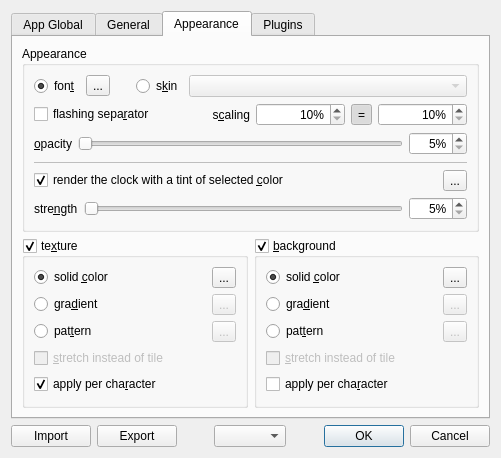
The window that app/gui/settings_dialog.ui (Kolcha/DigitalClock5) describes before a commit, drawn with Qt 5.
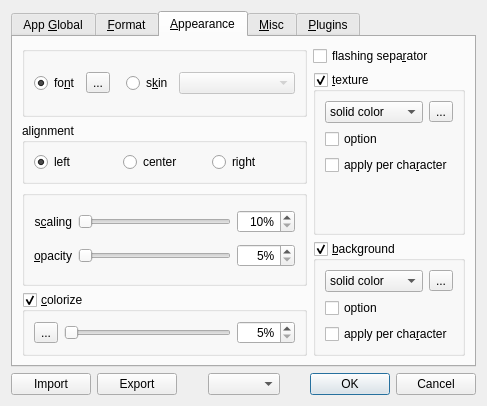
The same window after the commit. The open tabs and pages were chosen to show the change. Icons and pictures are not drawn.

Commit message: refactored settings dialog

```diff
--- a/app/gui/settings_dialog.ui
+++ b/app/gui/settings_dialog.ui
@@ -6,8 +6,8 @@
    <rect>
     <x>0</x>
     <y>0</y>
-    <width>501</width>
-    <height>457</height>
+    <width>487</width>
+    <height>406</height>
    </rect>
   </property>
   <property name="windowTitle">
@@ -17,47 +17,62 @@
    <item>
     <widget class="QTabWidget" name="tabWidget">
      <property name="currentIndex">
-      <number>0</number>
+      <number>2</number>
      </property>
      <widget class="QWidget" name="app_global_tab">
       <attribute name="title">
-       <string>App Global</string>
+       <string>App &amp;Global</string>
       </attribute>
       <layout class="QGridLayout" name="gridLayout_5">
-       <item row="0" column="0">
+       <item row="0" column="0" colspan="3">
         <widget class="QCheckBox" name="enable_autostart">
          <property name="text">
-          <string>start on system startup</string>
+          <string>start on &amp;system startup</string>
          </property>
         </widget>
        </item>
-       <item row="1" column="0">
+       <item row="1" column="0" colspan="3">
         <widget class="QCheckBox" name="enable_stay_on_top">
          <property name="text">
-          <string>stay on top of other windows</string>
+          <string>stay on &amp;top of other windows</string>
          </property>
         </widget>
        </item>
-       <item row="1" column="1">
+       <item row="2" column="0" colspan="3">
         <widget class="QCheckBox" name="enable_transp_for_input">
          <property name="text">
-          <string>transparent for mouse events</string>
+          <string>transparent for m&amp;ouse events</string>
          </property>
         </widget>
        </item>
-       <item row="2" column="0" colspan="2">
-        <layout class="QHBoxLayout" name="multiwindow_layout">
-         <item>
+       <item row="3" column="0" colspan="2">
+        <widget class="QCheckBox" name="transparent_on_hover">
+         <property name="text">
+          <string>become almost transparent on mouse &amp;hover</string>
+         </property>
+        </widget>
+       </item>
+       <item row="3" column="2">
+        <widget class="QCheckBox" name="hide_on_mouse_hover">
+         <property name="enabled">
+          <bool>false</bool>
+         </property>
+         <property name="text">
+          <string>&amp;hide completely</string>
+         </property>
+        </widget>
+       </item>
+       <item row="4" column="0">
           <widget class="QCheckBox" name="enable_multiwindow">
            <property name="text">
-            <string>enable multiple clocks</string>
+          <string>enable multiple &amp;clocks</string>
            </property>
            <property name="checked">
             <bool>true</bool>
            </property>
           </widget>
          </item>
-         <item>
+       <item row="4" column="1">
           <widget class="QSpinBox" name="wnd_count_edit">
            <property name="minimum">
             <number>1</number>
@@ -67,61 +82,34 @@
            </property>
           </widget>
          </item>
-         <item>
+       <item row="4" column="2">
           <widget class="QCheckBox" name="use_same_appearance">
            <property name="text">
-            <string>same appearance</string>
+          <string>same appea&amp;rance</string>
            </property>
           </widget>
          </item>
-        </layout>
-       </item>
-       <item row="3" column="0" colspan="2">
-        <layout class="QHBoxLayout" name="transparent_on_hover_layout">
-         <item>
-          <widget class="QCheckBox" name="transparent_on_hover">
-           <property name="text">
-            <string>become almost transparent on mouse hover</string>
-           </property>
-          </widget>
-         </item>
-         <item>
-          <widget class="QCheckBox" name="hide_on_mouse_hover">
-           <property name="enabled">
-            <bool>false</bool>
-           </property>
-           <property name="text">
-            <string>hide completely</string>
-           </property>
-          </widget>
-         </item>
-        </layout>
-       </item>
-       <item row="4" column="0" colspan="2">
-        <layout class="QHBoxLayout" name="autoupdate_layout">
-         <item>
+       <item row="5" column="0">
           <widget class="QCheckBox" name="enable_autoupdate">
            <property name="text">
-            <string>check for updates every</string>
+          <string>check for &amp;updates every</string>
            </property>
            <property name="checked">
             <bool>true</bool>
            </property>
           </widget>
          </item>
-         <item>
+       <item row="5" column="1">
           <widget class="QComboBox" name="update_period_edit"/>
          </item>
-         <item>
+       <item row="5" column="2">
           <widget class="QCheckBox" name="check_for_beta">
            <property name="text">
-            <string>include beta</string>
+          <string>include &amp;beta</string>
            </property>
           </widget>
          </item>
-        </layout>
-       </item>
-       <item row="5" column="0">
+       <item row="6" column="0">
         <spacer name="verticalSpacer">
          <property name="orientation">
           <enum>Qt::Orientation::Vertical</enum>
@@ -129,19 +117,19 @@
          <property name="sizeHint" stdset="0">
           <size>
            <width>20</width>
-           <height>145</height>
+           <height>40</height>
           </size>
          </property>
         </spacer>
        </item>
-       <item row="6" column="0">
+       <item row="7" column="0" colspan="3">
         <widget class="QCheckBox" name="enable_debug_options">
          <property name="text">
-          <string>enable debug options</string>
+          <string>enable &amp;debug options</string>
          </property>
         </widget>
        </item>
-       <item row="7" column="0" colspan="2">
+       <item row="8" column="0" colspan="3">
         <widget class="QLabel" name="warning_label">
          <property name="text">
           <string>Most of options listed here require app restart to take effect.</string>
@@ -150,14 +138,14 @@
        </item>
       </layout>
      </widget>
-     <widget class="QWidget" name="general_tab">
+     <widget class="QWidget" name="format_tab">
       <attribute name="title">
-       <string>General</string>
+       <string>&amp;Format</string>
       </attribute>
-      <layout class="QGridLayout" name="gridLayout">
+      <layout class="QGridLayout" name="gridLayout_7">
        <item row="0" column="0">
         <widget class="QGroupBox" name="format_group">
-         <layout class="QGridLayout" name="format_group_layout">
+         <layout class="QGridLayout" name="gridLayout">
           <item row="0" column="0">
            <widget class="QRadioButton" name="rb_12h">
             <property name="text">
@@ -168,23 +156,6 @@
             </property>
            </widget>
           </item>
-          <item row="2" column="0" colspan="2">
-           <widget class="QCheckBox" name="show_seconds">
-            <property name="text">
-             <string>show sec&amp;onds</string>
-            </property>
-            <property name="checked">
-             <bool>true</bool>
-            </property>
-           </widget>
-          </item>
-          <item row="0" column="2">
-           <widget class="QCheckBox" name="leading_zero">
-            <property name="text">
-             <string>leading &amp;zero</string>
-            </property>
-           </widget>
-          </item>
           <item row="0" column="1">
            <widget class="QRadioButton" name="rb_24h">
             <property name="text">
@@ -192,53 +163,59 @@
             </property>
            </widget>
           </item>
-          <item row="3" column="0" colspan="3">
-           <layout class="QHBoxLayout" name="smaller_seconds_layout" stretch="0,0,0">
-            <item>
-             <widget class="QCheckBox" name="smaller_seconds">
+          <item row="0" column="2">
+           <spacer name="horizontalSpacer_3">
+            <property name="orientation">
+             <enum>Qt::Orientation::Horizontal</enum>
+            </property>
+            <property name="sizeHint" stdset="0">
+             <size>
+              <width>40</width>
+              <height>20</height>
+             </size>
+            </property>
+           </spacer>
+          </item>
+          <item row="1" column="0" colspan="3">
+           <widget class="QCheckBox" name="leading_zero">
               <property name="text">
-               <string>smaller seco&amp;nds</string>
+             <string>leading &amp;zero</string>
+            </property>
+           </widget>
+          </item>
+          <item row="2" column="0" colspan="3">
+           <widget class="QCheckBox" name="show_seconds">
+            <property name="text">
+             <string>show &amp;seconds</string>
               </property>
               <property name="checked">
                <bool>true</bool>
               </property>
              </widget>
             </item>
-            <item>
-             <widget class="QSpinBox" name="seconds_scale_factor_edit">
-              <property name="suffix">
-               <string notr="true">%</string>
-              </property>
-              <property name="minimum">
-               <number>25</number>
-              </property>
-              <property name="value">
-               <number>67</number>
-              </property>
-             </widget>
-            </item>
-            <item>
-             <widget class="QLabel" name="of_height_label">
-              <property name="text">
-               <string>of &amp;height</string>
-              </property>
-              <property name="buddy">
-               <cstring>seconds_scale_factor_edit</cstring>
-              </property>
-             </widget>
-            </item>
-           </layout>
-          </item>
          </layout>
         </widget>
        </item>
        <item row="0" column="1">
+        <spacer name="horizontalSpacer_4">
+         <property name="orientation">
+          <enum>Qt::Orientation::Horizontal</enum>
+         </property>
+         <property name="sizeHint" stdset="0">
+          <size>
+           <width>64</width>
+           <height>20</height>
+          </size>
+         </property>
+        </spacer>
+       </item>
+       <item row="0" column="2">
         <widget class="QGroupBox" name="am_pm_group">
          <layout class="QGridLayout" name="am_pm_group_layout">
           <item row="0" column="0" colspan="2">
            <widget class="QCheckBox" name="show_apm">
             <property name="text">
-             <string>show AM/&amp;PM</string>
+             <string>show AM&amp;/PM</string>
             </property>
             <property name="checked">
              <bool>true</bool>
@@ -272,7 +249,9 @@
          </layout>
         </widget>
        </item>
-       <item row="2" column="0" colspan="2">
+       <item row="1" column="0" colspan="3">
+        <layout class="QGridLayout" name="gridLayout_6">
+         <item row="0" column="0" colspan="3">
         <layout class="QHBoxLayout" name="custom_format_layout">
          <item>
           <widget class="QCheckBox" name="use_custom_format">
@@ -306,9 +285,7 @@
          </item>
         </layout>
        </item>
-       <item row="3" column="0" colspan="2">
-        <layout class="QHBoxLayout" name="layout_cfg_layout">
-         <item>
+         <item row="1" column="0">
           <widget class="QLabel" name="layout_cfg_label">
            <property name="text">
             <string>layout &amp;config string (useful only for multiline formats)</string>
@@ -318,10 +295,10 @@
            </property>
           </widget>
          </item>
-         <item>
+         <item row="1" column="1">
           <widget class="QLineEdit" name="layout_cfg_edit"/>
          </item>
-         <item>
+         <item row="1" column="2">
           <widget class="QToolButton" name="layout_cfg_help_btn">
            <property name="icon">
             <iconset theme="help-hint"/>
@@ -331,11 +308,7 @@
            </property>
           </widget>
          </item>
-        </layout>
-       </item>
-       <item row="4" column="0" colspan="2">
-        <layout class="QHBoxLayout" name="custom_seps_layout">
-         <item>
+         <item row="2" column="0">
           <widget class="QCheckBox" name="use_custom_seps">
            <property name="text">
             <string>custom separators (will be used instead of '&amp;:')</string>
@@ -345,16 +318,61 @@
            </property>
           </widget>
          </item>
-         <item>
+         <item row="2" column="1">
           <widget class="QLineEdit" name="custom_seps_edit">
            <property name="toolTip">
             <string>replacement characters for ':' in format</string>
            </property>
           </widget>
          </item>
-        </layout>
-       </item>
-       <item row="5" column="0" colspan="2">
+         <item row="2" column="2">
+          <widget class="QToolButton" name="custom_seps_help_btn">
+           <property name="icon">
+            <iconset theme="help-hint"/>
+           </property>
+           <property name="autoRaise">
+            <bool>true</bool>
+           </property>
+          </widget>
+         </item>
+         <item row="3" column="0" colspan="3">
+          <layout class="QHBoxLayout" name="smaller_seconds_layout" stretch="0,0,1">
+           <item>
+            <widget class="QCheckBox" name="smaller_seconds">
+             <property name="text">
+              <string>make seco&amp;nds smaller,</string>
+             </property>
+             <property name="checked">
+              <bool>true</bool>
+             </property>
+            </widget>
+           </item>
+           <item>
+            <widget class="QSpinBox" name="seconds_scale_factor_edit">
+             <property name="suffix">
+              <string notr="true">%</string>
+             </property>
+             <property name="minimum">
+              <number>25</number>
+             </property>
+             <property name="value">
+              <number>67</number>
+             </property>
+            </widget>
+           </item>
+           <item>
+            <widget class="QLabel" name="of_height_label">
+             <property name="text">
+              <string>of clock's &amp;height</string>
+             </property>
+             <property name="buddy">
+              <cstring>seconds_scale_factor_edit</cstring>
+             </property>
+            </widget>
+           </item>
+          </layout>
+         </item>
+         <item row="4" column="0" colspan="3">
         <layout class="QHBoxLayout" name="time_zone_layout">
          <item>
           <widget class="QCheckBox" name="use_time_zone">
@@ -378,7 +396,9 @@
          </item>
         </layout>
        </item>
-       <item row="6" column="0">
+        </layout>
+       </item>
+       <item row="2" column="0">
         <spacer name="verticalSpacer_2">
          <property name="orientation">
           <enum>Qt::Orientation::Vertical</enum>
@@ -386,7 +406,7 @@
          <property name="sizeHint" stdset="0">
           <size>
            <width>20</width>
-           <height>136</height>
+           <height>20</height>
           </size>
          </property>
         </spacer>
@@ -395,21 +415,16 @@
      </widget>
      <widget class="QWidget" name="appearance_tab">
       <attribute name="title">
-       <string>Appearance</string>
+       <string>&amp;Appearance</string>
       </attribute>
-      <layout class="QGridLayout" name="gridLayout_4">
-       <item row="0" column="0" colspan="2">
+      <layout class="QGridLayout" name="gridLayout_8">
+       <item row="0" column="0" rowspan="2">
         <widget class="QGroupBox" name="appearance_group">
-         <property name="title">
-          <string>Appearance</string>
-         </property>
-         <layout class="QVBoxLayout" name="verticalLayout_4">
-          <item>
-           <layout class="QHBoxLayout" name="skin_layout">
+         <layout class="QHBoxLayout" name="horizontalLayout">
             <item>
              <widget class="QRadioButton" name="font_rbtn">
               <property name="text">
-               <string>fon&amp;t</string>
+             <string>fo&amp;nt</string>
               </property>
               <property name="checked">
                <bool>true</bool>
@@ -433,7 +448,7 @@
               </property>
               <property name="sizeHint" stdset="0">
                <size>
-                <width>20</width>
+              <width>10</width>
                 <height>20</height>
                </size>
               </property>
@@ -460,17 +475,52 @@
              </widget>
             </item>
            </layout>
-          </item>
+        </widget>
+       </item>
+       <item row="2" column="0">
+        <widget class="QGroupBox" name="anchor_group">
+         <property name="title">
+          <string>alignment</string>
+         </property>
+         <layout class="QHBoxLayout" name="horizontalLayout_3">
           <item>
-           <layout class="QHBoxLayout" name="horizontalLayout_2">
+           <widget class="QRadioButton" name="anchor_left">
+            <property name="text">
+             <string>left</string>
+            </property>
+            <property name="checked">
+             <bool>true</bool>
+            </property>
+           </widget>
+          </item>
             <item>
+           <widget class="QRadioButton" name="anchor_center">
+            <property name="text">
+             <string>center</string>
+            </property>
+           </widget>
+          </item>
+          <item>
+           <widget class="QRadioButton" name="anchor_right">
+            <property name="text">
+             <string>right</string>
+            </property>
+           </widget>
+          </item>
+         </layout>
+        </widget>
+       </item>
+       <item row="0" column="1">
              <widget class="QCheckBox" name="is_separator_flashes">
               <property name="text">
                <string>flashing sepa&amp;rator</string>
               </property>
              </widget>
             </item>
-            <item>
+       <item row="3" column="0" rowspan="2">
+        <widget class="QGroupBox" name="groupBox">
+         <layout class="QGridLayout" name="gridLayout_2">
+          <item row="0" column="0">
              <widget class="QLabel" name="scaling_label">
               <property name="text">
                <string>s&amp;caling</string>
@@ -479,12 +529,25 @@
                <set>Qt::AlignmentFlag::AlignRight|Qt::AlignmentFlag::AlignTrailing|Qt::AlignmentFlag::AlignVCenter</set>
               </property>
               <property name="buddy">
-               <cstring>scaling_x_edit</cstring>
+             <cstring>scaling_edit</cstring>
               </property>
              </widget>
             </item>
-            <item>
-             <widget class="QSpinBox" name="scaling_x_edit">
+          <item row="0" column="1">
+           <widget class="QSlider" name="scaling_slider">
+            <property name="minimum">
+             <number>10</number>
+            </property>
+            <property name="maximum">
+             <number>400</number>
+            </property>
+            <property name="orientation">
+             <enum>Qt::Orientation::Horizontal</enum>
+            </property>
+           </widget>
+          </item>
+          <item row="0" column="2">
+           <widget class="QSpinBox" name="scaling_edit">
               <property name="toolTip">
                <string>horizontal scaling</string>
               </property>
@@ -498,53 +561,11 @@
                <number>10</number>
               </property>
               <property name="maximum">
-               <number>800</number>
+             <number>400</number>
               </property>
              </widget>
             </item>
-            <item>
-             <widget class="QToolButton" name="scaling_same_btn">
-              <property name="toolTip">
-               <string>same scaling</string>
-              </property>
-              <property name="text">
-               <string notr="true">=</string>
-              </property>
-              <property name="checkable">
-               <bool>true</bool>
-              </property>
-              <property name="checked">
-               <bool>true</bool>
-              </property>
-              <property name="autoRaise">
-               <bool>true</bool>
-              </property>
-             </widget>
-            </item>
-            <item>
-             <widget class="QSpinBox" name="scaling_y_edit">
-              <property name="toolTip">
-               <string>vertical scaling</string>
-              </property>
-              <property name="alignment">
-               <set>Qt::AlignmentFlag::AlignRight|Qt::AlignmentFlag::AlignTrailing|Qt::AlignmentFlag::AlignVCenter</set>
-              </property>
-              <property name="suffix">
-               <string notr="true">%</string>
-              </property>
-              <property name="minimum">
-               <number>10</number>
-              </property>
-              <property name="maximum">
-               <number>800</number>
-              </property>
-             </widget>
-            </item>
-           </layout>
-          </item>
-          <item>
-           <layout class="QHBoxLayout" name="opacity_layout">
-            <item>
+          <item row="1" column="0">
              <widget class="QLabel" name="opacity_label">
               <property name="text">
                <string>&amp;opacity</string>
@@ -554,7 +575,7 @@
               </property>
              </widget>
             </item>
-            <item>
+          <item row="1" column="1">
              <widget class="QSlider" name="opacity_slider">
               <property name="minimum">
                <number>5</number>
@@ -567,7 +588,7 @@
               </property>
              </widget>
             </item>
-            <item>
+          <item row="1" column="2">
              <widget class="QSpinBox" name="opacity_edit">
               <property name="alignment">
                <set>Qt::AlignmentFlag::AlignRight|Qt::AlignmentFlag::AlignTrailing|Qt::AlignmentFlag::AlignVCenter</set>
@@ -584,32 +605,69 @@
              </widget>
             </item>
            </layout>
-          </item>
-          <item>
-           <widget class="Line" name="line">
-            <property name="enabled">
-             <bool>false</bool>
-            </property>
-            <property name="frameShadow">
-             <enum>QFrame::Shadow::Plain</enum>
-            </property>
-            <property name="orientation">
-             <enum>Qt::Orientation::Horizontal</enum>
-            </property>
-           </widget>
+        </widget>
+       </item>
+       <item row="4" column="1" rowspan="2">
+        <widget class="QGroupBox" name="background_group">
+         <property name="title">
+          <string>&amp;background</string>
+         </property>
+         <property name="checkable">
+          <bool>true</bool>
+         </property>
+         <layout class="QGridLayout" name="gridLayout_4">
+          <item row="0" column="0">
+           <widget class="QComboBox" name="bg_options_box">
+            <item>
+             <property name="text">
+              <string>solid color</string>
+             </property>
           </item>
           <item>
-           <layout class="QHBoxLayout" name="colorization_layout_1">
+             <property name="text">
+              <string>gradient</string>
+             </property>
+            </item>
             <item>
-             <widget class="QCheckBox" name="use_colorization">
               <property name="text">
-               <string>render the clock with a tint of selected &amp;color</string>
-              </property>
-              <property name="checked">
-               <bool>true</bool>
+              <string>pattern</string>
+             </property>
+            </item>
+           </widget>
+          </item>
+          <item row="1" column="0" colspan="2">
+           <widget class="QCheckBox" name="bg_option">
+            <property name="text">
+             <string notr="true">option</string>
               </property>
              </widget>
             </item>
+          <item row="0" column="1">
+           <widget class="QToolButton" name="bg_btn">
+            <property name="text">
+             <string>...</string>
+            </property>
+           </widget>
+          </item>
+          <item row="2" column="0" colspan="2">
+           <widget class="QCheckBox" name="bg_per_element_cb">
+            <property name="text">
+             <string>apply per cha&amp;racter</string>
+            </property>
+           </widget>
+          </item>
+         </layout>
+        </widget>
+       </item>
+       <item row="5" column="0">
+        <widget class="QGroupBox" name="colorize_group">
+         <property name="title">
+          <string>&amp;colorize</string>
+         </property>
+         <property name="checkable">
+          <bool>true</bool>
+         </property>
+         <layout class="QHBoxLayout" name="horizontalLayout_2">
             <item>
              <widget class="QToolButton" name="select_colorization_color">
               <property name="toolTip">
@@ -620,20 +678,6 @@
               </property>
              </widget>
             </item>
-           </layout>
-          </item>
-          <item>
-           <layout class="QHBoxLayout" name="colorization_layout_2">
-            <item>
-             <widget class="QLabel" name="colorization_strength_label">
-              <property name="text">
-               <string>stre&amp;ngth</string>
-              </property>
-              <property name="buddy">
-               <cstring>colorization_strength_slider</cstring>
-              </property>
-             </widget>
-            </item>
             <item>
              <widget class="QSlider" name="colorization_strength_slider">
               <property name="minimum">
@@ -664,178 +708,83 @@
              </widget>
             </item>
            </layout>
-          </item>
-         </layout>
         </widget>
        </item>
-       <item row="1" column="0">
+       <item row="1" column="1" rowspan="3">
         <widget class="QGroupBox" name="texture_group">
          <property name="title">
-          <string>te&amp;xture</string>
-         </property>
-         <property name="checkable">
-          <bool>true</bool>
-         </property>
-         <layout class="QGridLayout" name="gridLayout_2">
-          <item row="0" column="0">
-           <widget class="QRadioButton" name="tx_solid_color_rbtn">
-            <property name="text">
-             <string>solid &amp;color</string>
-            </property>
-            <property name="checked">
-             <bool>true</bool>
-            </property>
-           </widget>
-          </item>
-          <item row="2" column="0">
-           <widget class="QRadioButton" name="tx_pattern_rbtn">
-            <property name="text">
-             <string>pat&amp;tern</string>
-            </property>
-           </widget>
-          </item>
-          <item row="1" column="1">
-           <widget class="QToolButton" name="tx_select_gradient_btn">
-            <property name="enabled">
-             <bool>false</bool>
-            </property>
-            <property name="text">
-             <string notr="true">...</string>
-            </property>
-           </widget>
-          </item>
-          <item row="0" column="1">
-           <widget class="QToolButton" name="tx_select_color_btn">
-            <property name="text">
-             <string notr="true">...</string>
-            </property>
-           </widget>
-          </item>
-          <item row="4" column="0" colspan="2">
-           <widget class="QCheckBox" name="tx_per_element_cb">
-            <property name="text">
-             <string>apply per cha&amp;racter</string>
-            </property>
-            <property name="checked">
-             <bool>true</bool>
-            </property>
-           </widget>
-          </item>
-          <item row="2" column="1">
-           <widget class="QToolButton" name="tx_select_pattern_btn">
-            <property name="enabled">
-             <bool>false</bool>
-            </property>
-            <property name="text">
-             <string notr="true">...</string>
-            </property>
-           </widget>
-          </item>
-          <item row="1" column="0">
-           <widget class="QRadioButton" name="tx_gradient_rbtn">
-            <property name="text">
-             <string>gra&amp;dient</string>
-            </property>
-           </widget>
-          </item>
-          <item row="3" column="0" colspan="2">
-           <widget class="QCheckBox" name="tx_pattern_stretch">
-            <property name="enabled">
-             <bool>false</bool>
-            </property>
-            <property name="text">
-             <string>&amp;stretch instead of tile</string>
-            </property>
-           </widget>
-          </item>
-         </layout>
-        </widget>
-       </item>
-       <item row="1" column="1">
-        <widget class="QGroupBox" name="background_group">
-         <property name="title">
-          <string>&amp;background</string>
+          <string>&amp;texture</string>
          </property>
          <property name="checkable">
           <bool>true</bool>
          </property>
          <layout class="QGridLayout" name="gridLayout_3">
-          <item row="4" column="0" colspan="2">
-           <widget class="QCheckBox" name="bg_per_element_cb">
-            <property name="text">
-             <string>apply per cha&amp;racter</string>
-            </property>
-           </widget>
-          </item>
-          <item row="0" column="0">
-           <widget class="QRadioButton" name="bg_solid_color_rbtn">
-            <property name="text">
-             <string>solid &amp;color</string>
-            </property>
-            <property name="checked">
-             <bool>true</bool>
-            </property>
-           </widget>
-          </item>
-          <item row="2" column="0">
-           <widget class="QRadioButton" name="bg_pattern_rbtn">
-            <property name="text">
-             <string>pat&amp;tern</string>
-            </property>
-           </widget>
-          </item>
-          <item row="2" column="1">
-           <widget class="QToolButton" name="bg_select_pattern_btn">
-            <property name="enabled">
-             <bool>false</bool>
-            </property>
-            <property name="text">
-             <string notr="true">...</string>
-            </property>
-           </widget>
-          </item>
-          <item row="1" column="0">
-           <widget class="QRadioButton" name="bg_gradient_rbtn">
-            <property name="text">
-             <string>gra&amp;dient</string>
-            </property>
-           </widget>
-          </item>
           <item row="0" column="1">
-           <widget class="QToolButton" name="bg_select_color_btn">
+           <widget class="QToolButton" name="tx_btn">
             <property name="text">
-             <string notr="true">...</string>
+             <string>...</string>
             </property>
            </widget>
           </item>
-          <item row="1" column="1">
-           <widget class="QToolButton" name="bg_select_gradient_btn">
-            <property name="enabled">
-             <bool>false</bool>
-            </property>
+          <item row="0" column="0">
+           <widget class="QComboBox" name="tx_options_box">
+            <item>
+             <property name="text">
+              <string>solid color</string>
+             </property>
+            </item>
+            <item>
             <property name="text">
-             <string notr="true">...</string>
-            </property>
+              <string>gradient</string>
+             </property>
+            </item>
+            <item>
+             <property name="text">
+              <string>pattern</string>
+             </property>
+            </item>
            </widget>
           </item>
-          <item row="3" column="0" colspan="2">
-           <widget class="QCheckBox" name="bg_pattern_stretch">
-            <property name="enabled">
-             <bool>false</bool>
+          <item row="2" column="0" colspan="2">
+           <widget class="QCheckBox" name="tx_per_element_cb">
+            <property name="text">
+             <string>apply per cha&amp;racter</string>
             </property>
+           </widget>
+          </item>
+          <item row="1" column="0" colspan="2">
+           <widget class="QCheckBox" name="tx_option">
             <property name="text">
-             <string>&amp;stretch instead of tile</string>
+             <string notr="true">option</string>
             </property>
            </widget>
           </item>
+          <item row="3" column="0">
+           <spacer name="verticalSpacer_3">
+            <property name="orientation">
+             <enum>Qt::Orientation::Vertical</enum>
+            </property>
+            <property name="sizeHint" stdset="0">
+             <size>
+              <width>20</width>
+              <height>10</height>
+             </size>
+            </property>
+           </spacer>
+          </item>
          </layout>
         </widget>
        </item>
       </layout>
      </widget>
+     <widget class="QWidget" name="misc_tab">
+      <attribute name="title">
+       <string>&amp;Misc</string>
+      </attribute>
+     </widget>
      <widget class="QWidget" name="plugins_tab">
       <attribute name="title">
-       <string>Plugins</string>
+       <string>&amp;Plugins</string>
       </attribute>
       <layout class="QVBoxLayout" name="verticalLayout_3">
        <item>
@@ -868,7 +817,7 @@
        </property>
        <property name="sizeHint" stdset="0">
         <size>
-         <width>40</width>
+         <width>10</width>
          <height>20</height>
         </size>
        </property>
@@ -884,7 +833,7 @@
        </property>
        <property name="sizeHint" stdset="0">
         <size>
-         <width>40</width>
+         <width>10</width>
          <height>20</height>
         </size>
        </property>
```
Left out of the diff: 422 changed lines with no effect on the pictures. Lines whose indentation alone changed are shown as unchanged. The commit also changes 2 other files.
